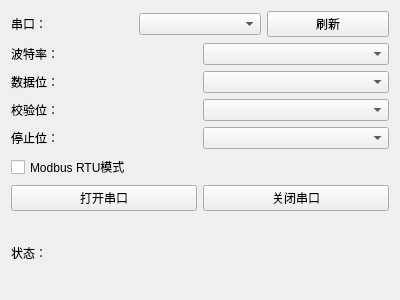
This is UI/mockserialconfigwindow.ui in Chick9N/MonitoringSystem as Qt 5 draws it before an edit. The edited form follows.
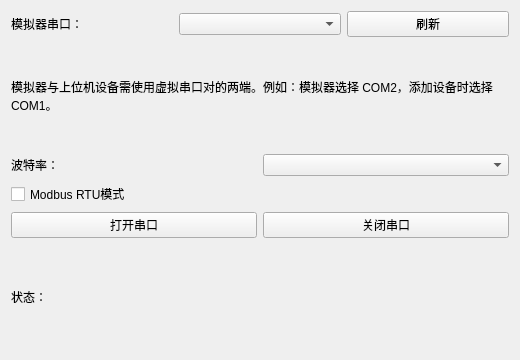
This is the edited form.

What changed in the file:
```diff
--- a/UI/mockserialconfigwindow.ui
+++ b/UI/mockserialconfigwindow.ui
@@ -6,8 +6,8 @@
    <rect>
     <x>0</x>
     <y>0</y>
-    <width>400</width>
-    <height>300</height>
+    <width>520</width>
+    <height>360</height>
    </rect>
   </property>
   <property name="windowTitle">
@@ -19,7 +19,7 @@
      <item>
       <widget class="QLabel" name="label">
        <property name="text">
-        <string>串口：</string>
+        <string>模拟器串口：</string>
        </property>
       </widget>
      </item>
@@ -35,6 +35,16 @@
      </item>
     </layout>
    </item>
+   <item>
+    <widget class="QLabel" name="serialPairHintLabel">
+     <property name="wordWrap">
+      <bool>true</bool>
+     </property>
+     <property name="text">
+      <string>模拟器与上位机设备需使用虚拟串口对的两端。例如：模拟器选择 COM2，添加设备时选择 COM1。</string>
+     </property>
+    </widget>
+   </item>
    <item>
     <layout class="QHBoxLayout" name="horizontalLayout">
      <item>
@@ -55,66 +65,6 @@
      </item>
     </layout>
    </item>
-   <item>
-    <layout class="QHBoxLayout" name="horizontalLayout_4">
-     <item>
-      <widget class="QLabel" name="label_3">
-       <property name="sizePolicy">
-        <sizepolicy hsizetype="Preferred" vsizetype="Preferred">
-         <horstretch>0</horstretch>
-         <verstretch>0</verstretch>
-        </sizepolicy>
-       </property>
-       <property name="text">
-        <string>数据位：</string>
-       </property>
-      </widget>
-     </item>
-     <item>
-      <widget class="QComboBox" name="dataBitsComboBox"/>
-     </item>
-    </layout>
-   </item>
-   <item>
-    <layout class="QHBoxLayout" name="horizontalLayout_5">
-     <item>
-      <widget class="QLabel" name="label_4">
-       <property name="sizePolicy">
-        <sizepolicy hsizetype="Preferred" vsizetype="Preferred">
-         <horstretch>0</horstretch>
-         <verstretch>0</verstretch>
-        </sizepolicy>
-       </property>
-       <property name="text">
-        <string>校验位：</string>
-       </property>
-      </widget>
-     </item>
-     <item>
-      <widget class="QComboBox" name="parityComboBox"/>
-     </item>
-    </layout>
-   </item>
-   <item>
-    <layout class="QHBoxLayout" name="horizontalLayout_6">
-     <item>
-      <widget class="QLabel" name="label_5">
-       <property name="sizePolicy">
-        <sizepolicy hsizetype="Preferred" vsizetype="Preferred">
-         <horstretch>0</horstretch>
-         <verstretch>0</verstretch>
-        </sizepolicy>
-       </property>
-       <property name="text">
-        <string>停止位：</string>
-       </property>
-      </widget>
-     </item>
-     <item>
-      <widget class="QComboBox" name="stopBitsComboBox"/>
-     </item>
-    </layout>
-   </item>
    <item>
     <widget class="QCheckBox" name="modbusModeCheckBox">
      <property name="text">
```
